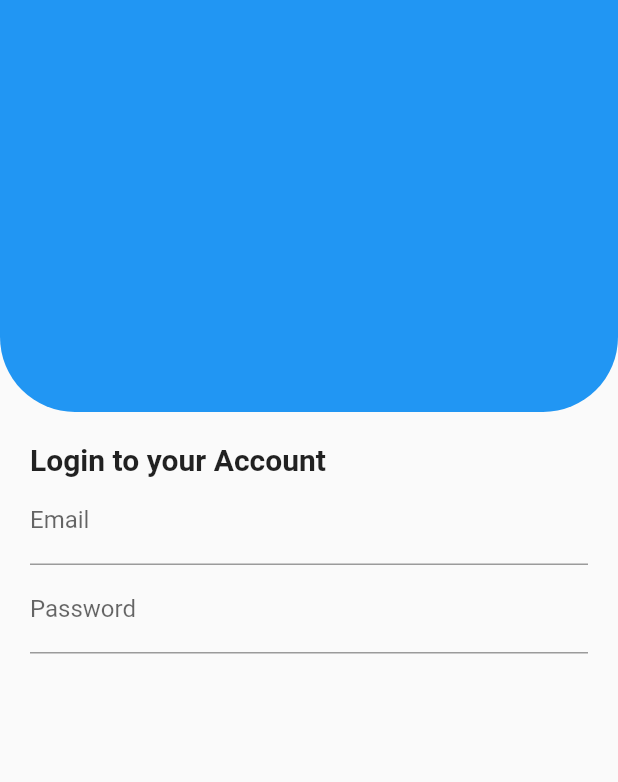
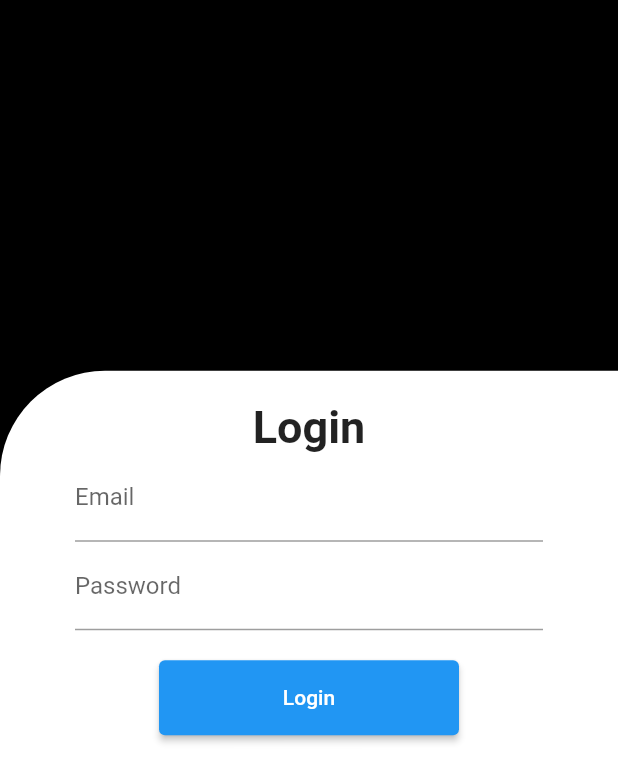
Before and after one commit to imk97/tourismjb, a Flutter app: the LoginScreen screen opened directly, on a phone screen of 412 x 824 dp. Shown: the top 782 px of the screen. Run offline on Flutter 3.47's test engine with Material 2 defaults, Android fonts, the light colour scheme and no system bars.

Commit message:
redesign login screen

```diff
--- a/lib/login.dart
+++ b/lib/login.dart
@@ -9,50 +9,57 @@ class LoginScreen extends StatelessWidget {
 
   @override
   Widget build(BuildContext context) {
-    final GlobalKey<FormState> email = GlobalKey<FormState>();
-    final GlobalKey<FormState> password = GlobalKey<FormState>();
+    // final GlobalKey<FormState> email = GlobalKey<FormState>();
+    // final GlobalKey<FormState> password = GlobalKey<FormState>();
     Size screenSize = MediaQuery.of(context).size;
     return Scaffold(
       body: SafeArea(
         child: SingleChildScrollView(
           child: Column(
+            mainAxisAlignment: MainAxisAlignment.end,
+            children: [
+              Stack(
                 children: [
                   Container(
-                padding: const EdgeInsets.all(0),
+                    color: Colors.black,
                     width: screenSize.width,
-                height: screenSize.height / 3,
+                    height: screenSize.height,
+                  ),
+                  Positioned(
+                    bottom: 0,
+                    child: Container(
+                      width: screenSize.width,
+                      height: screenSize.height * 0.7,
                       decoration: const BoxDecoration(
-                  color: Colors.blue,
+                        color: Colors.white,
                         borderRadius: BorderRadius.only(
-                    bottomLeft: Radius.circular(50),
-                    bottomRight: Radius.circular(50),
+                          topLeft: Radius.circular(70),
                         ),
                       ),
+                      child: Padding(
+                        padding: const EdgeInsets.all(20.0),
+                        child: Column(
+                          children: [
+                            const Text(
+                              'Login',
+                              style: TextStyle(
+                                  fontSize: 30, fontWeight: FontWeight.bold),
                             ),
                             Container(
-                padding: const EdgeInsets.all(20),
-                child: Column(children: [
-                  const Align(
-                    alignment: Alignment.topLeft,
-                    child: Text(
-                      'Login to your Account',
-                      style:
-                          TextStyle(fontSize: 20, fontWeight: FontWeight.bold),
-                    ),
-                  ),
-                  Form(
+                              padding:
+                                  const EdgeInsets.only(left: 30, right: 30),
+                              child: Form(
                                 child: Column(
                                   children: [
                                     TextFormField(
-                          decoration: const InputDecoration(labelText: 'Email'),
+                                      decoration: const InputDecoration(
+                                          labelText: 'Email'),
                                       validator: (String? value) {
                                         if (value == null || value.isEmpty) {
                                           return 'Please enter your email';
                                         }
+                                        return null;
                                       },
-                        )
-                      ],
-                    ),
                                     ),
                                     Form(
                                       // key: password,
@@ -63,7 +70,8 @@ class LoginScreen extends StatelessWidget {
                                               labelText: 'Password',
                                             ),
                                             validator: (String? value) {
-                            if (value == null || value.isEmpty) {
+                                              if (value == null ||
+                                                  value.isEmpty) {
                                                 return 'Please enter your email';
                                               }
                                               return null;
@@ -73,65 +81,29 @@ class LoginScreen extends StatelessWidget {
                                         ],
                                       ),
                                     ),
-                ]),
+                                    Padding(
+                                      padding: const EdgeInsets.all(20.0),
+                                      child: ElevatedButton(
+                                        onPressed: () {},
+                                        style: ElevatedButton.styleFrom(
+                                          fixedSize: const Size(200, 50),
+                                        ),
+                                        child: const Text('Login'),
+                                      ),
                                     )
                                   ],
                                 ),
-          // child: Padding(
-          //   padding: const EdgeInsets.all(30.0),
-          //   child: Column(
-          //     mainAxisAlignment: MainAxisAlignment.center,
-          //     children: [
-          //       const Align(
-          //         alignment: Alignment.topLeft,
-          //         child: Text(
-          //           'Login to your Account',
-          //           style: TextStyle(fontSize: 20, fontWeight: FontWeight.bold),
-          //         ),
-          //       ),
-          //       Form(
-          //         key: email,
-          //         child: Column(
-          //           children: [
-          //             TextFormField(
-          //               decoration: const InputDecoration(labelText: 'Email'),
-          //               validator: (String? value) {
-          //                 if (value == null || value.isEmpty) {
-          //                   return 'Please enter your email';
-          //                 }
-          //                 return null;
-          //               },
-          //             )
-          //           ],
-          //         ),
-          //       ),
-          //       Form(
-          //         key: password,
-          //         child: Column(
-          //           children: [
-          //             TextFormField(
-          //               decoration: const InputDecoration(
-          //                 labelText: 'Password',
-          //               ),
-          //               validator: (String? value) {
-          //                 if (value == null || value.isEmpty) {
-          //                   return 'Please enter your email';
-          //                 }
-          //                 return null;
-          //               },
-          //               obscureText: true,
-          //             )
-          //           ],
-          //         ),
-          //       ),
-          //       TextButton(
-          //         style: TextButton.styleFrom(foregroundColor: Colors.blue),
-          //         onPressed: () {},
-          //         child: const Text('Submit'),
-          //       )
-          //     ],
-          //   ),
-          // ),
+                              ),
+                            ),
+                          ],
+                        ),
+                      ),
+                    ),
+                  ),
+                ],
+              )
+            ],
+          ),
         ),
       ),
     );
```
Lines whose indentation alone changed are shown as unchanged.
